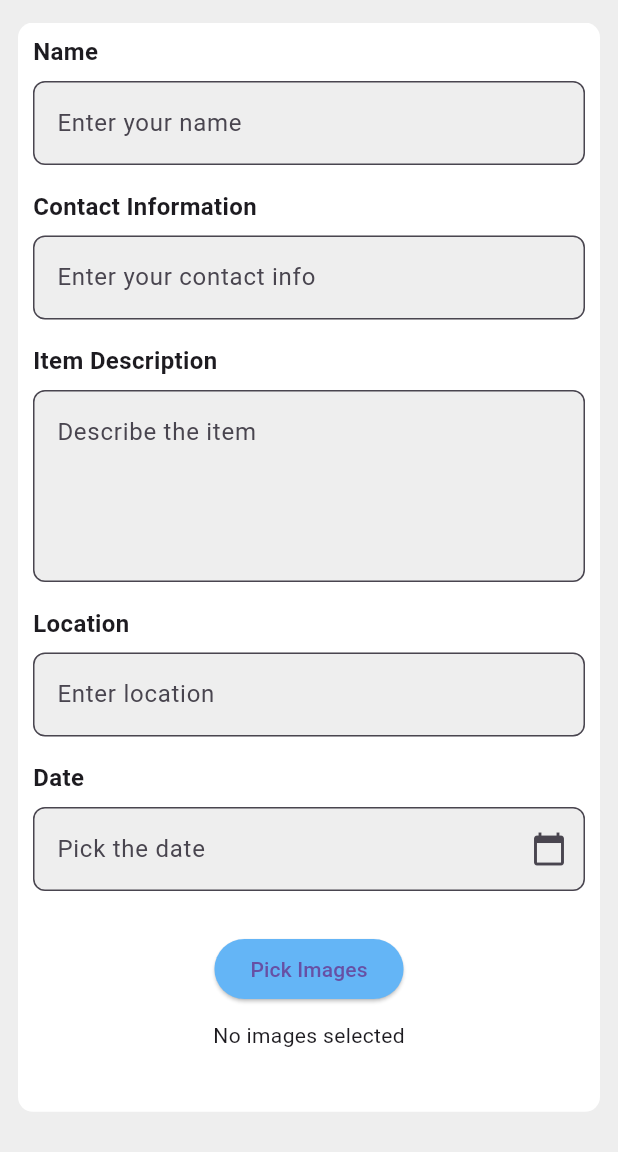
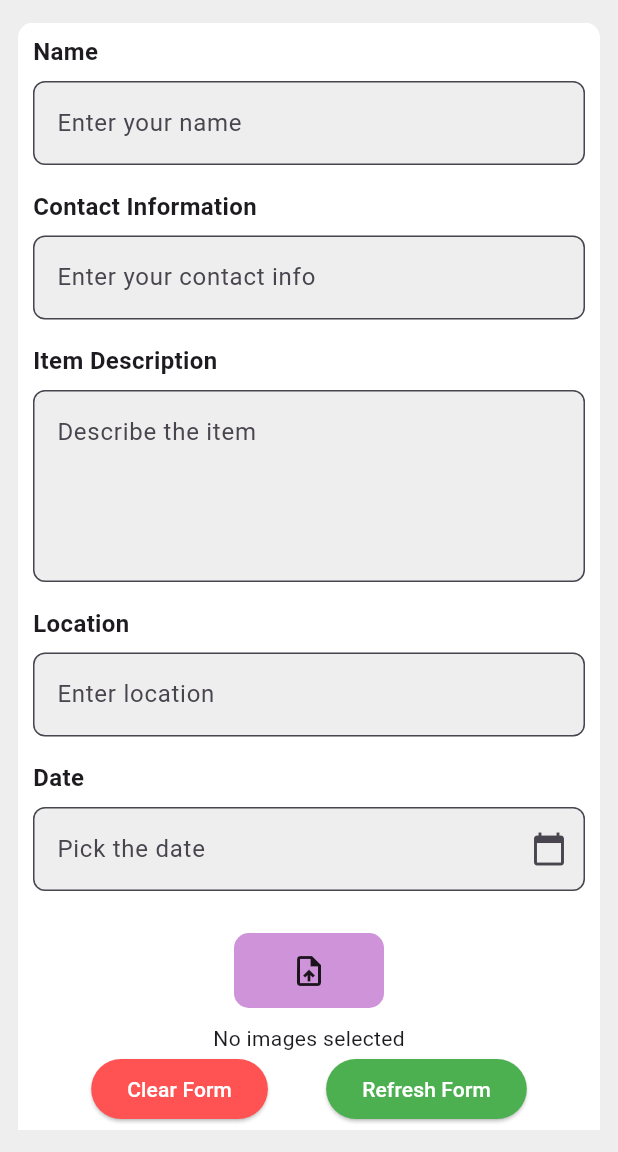
Before and after one commit to joesaniya/report_lost_APp, a Flutter app: the FormScreen screen opened by its route, on a phone screen of 412 x 824 dp, the part 84-1236 px from its top. Run offline on Flutter 3.47's test engine with Material 3 defaults, Android fonts, the phone set to English and light mode, and no system bars; our stand-ins replace get, image_picker, lottie; project files that could hold a hidden picture were left out.

```diff
--- a/lib/controller/form_controller.dart
+++ b/lib/controller/form_controller.dart
@@ -84,4 +84,20 @@ class FormController extends GetxController {
           transition: Transition.fadeIn, duration: Duration(seconds: 1));
     }
   }
+
+  void clearForm() {
+    nameController.clear();
+    contactController.clear();
+    descriptionController.clear();
+    locationController.clear();
+    dateController.clear();
+    images.clear();
+    update();
+  }
+
+  void refreshForm() {
+    clearForm();
+    Get.snackbar('Refreshed', 'Form has been refreshed!',
+        snackPosition: SnackPosition.BOTTOM);
+  }
 }
--- a/lib/view/form_screen.dart
+++ b/lib/view/form_screen.dart
@@ -85,11 +85,17 @@ class FormScreen extends StatelessWidget {
                       ),
                       SizedBox(height: 20),
                       // Image picker button
-                      ElevatedButton(
-                        onPressed: controller.pickImage,
-                        child: const Text('Pick Images'),
-                        style: ElevatedButton.styleFrom(
-                          backgroundColor: Colors.blue.shade300,
+
+                      InkWell(
+                        onTap: controller.pickImage,
+                        child: Container(
+                          height: 50,
+                          width: 100,
+                          decoration: BoxDecoration(
+                              color: Colors.purple.shade200,
+                              borderRadius:
+                                  BorderRadius.all(Radius.circular(10))),
+                          child: Icon(Icons.upload_file),
                         ),
                       ),
                       SizedBox(height: 10),
@@ -99,7 +105,32 @@ class FormScreen extends StatelessWidget {
                               onRemove: controller.removeImage,
                             )
                           : const Center(child: Text('No images selected')),
-
+//buttons
+                      Row(
+                        mainAxisAlignment: MainAxisAlignment.spaceEvenly,
+                        children: [
+                          ElevatedButton(
+                            onPressed: controller.clearForm,
+                            style: ElevatedButton.styleFrom(
+                              backgroundColor: Colors.redAccent,
+                            ),
+                            child: const Text(
+                              'Clear Form',
+                              style: TextStyle(color: Colors.white),
+                            ),
+                          ),
+                          ElevatedButton(
+                            onPressed: controller.refreshForm,
+                            style: ElevatedButton.styleFrom(
+                              backgroundColor: Colors.green,
+                            ),
+                            child: const Text(
+                              'Refresh Form',
+                              style: TextStyle(color: Colors.white),
+                            ),
+                          ),
+                        ],
+                      ),
                       SizedBox(
                           height: MediaQuery.of(context).size.height * 0.05),
                     ],
--- a/lib/view/widgets/text_widget.dart
+++ b/lib/view/widgets/text_widget.dart
@@ -8,6 +8,8 @@ class TextWidget extends StatelessWidget {
   @override
   Widget build(BuildContext context) {
     return Row(
+      crossAxisAlignment: CrossAxisAlignment.center,
+      mainAxisAlignment: MainAxisAlignment.center,
       children: [
         Text(
           label,
```
Also changed, not shown: assets/lottie/confirmation.json (added, +1 -0 lines), lib/view/confirmation_screen.dart (+17 -2 lines).
